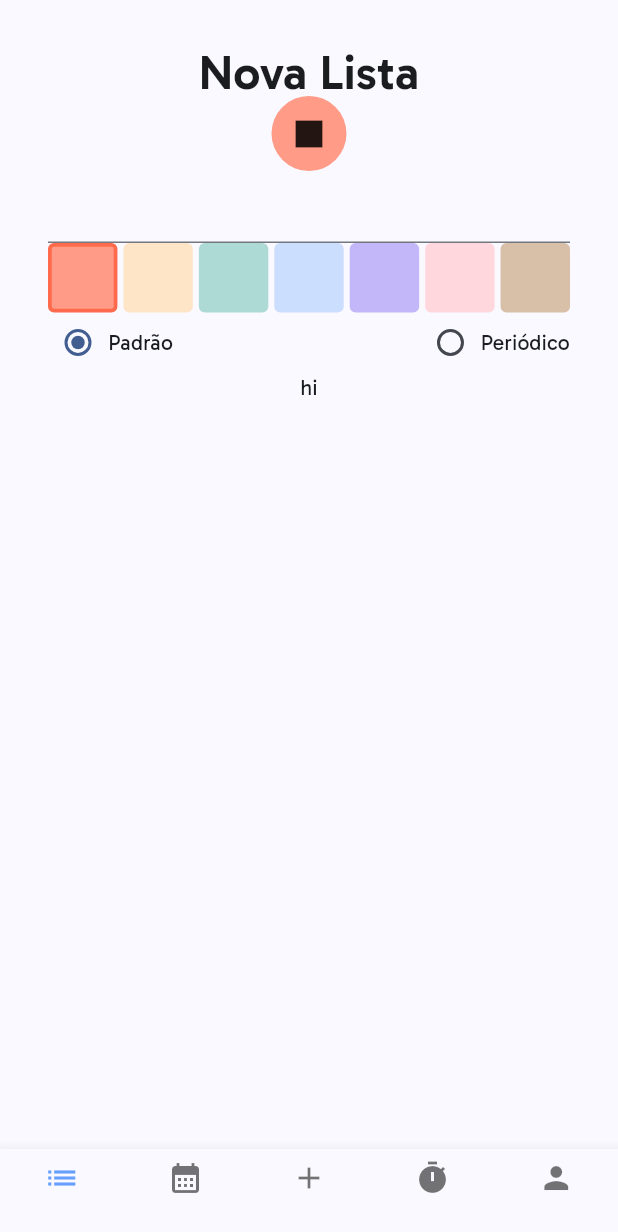
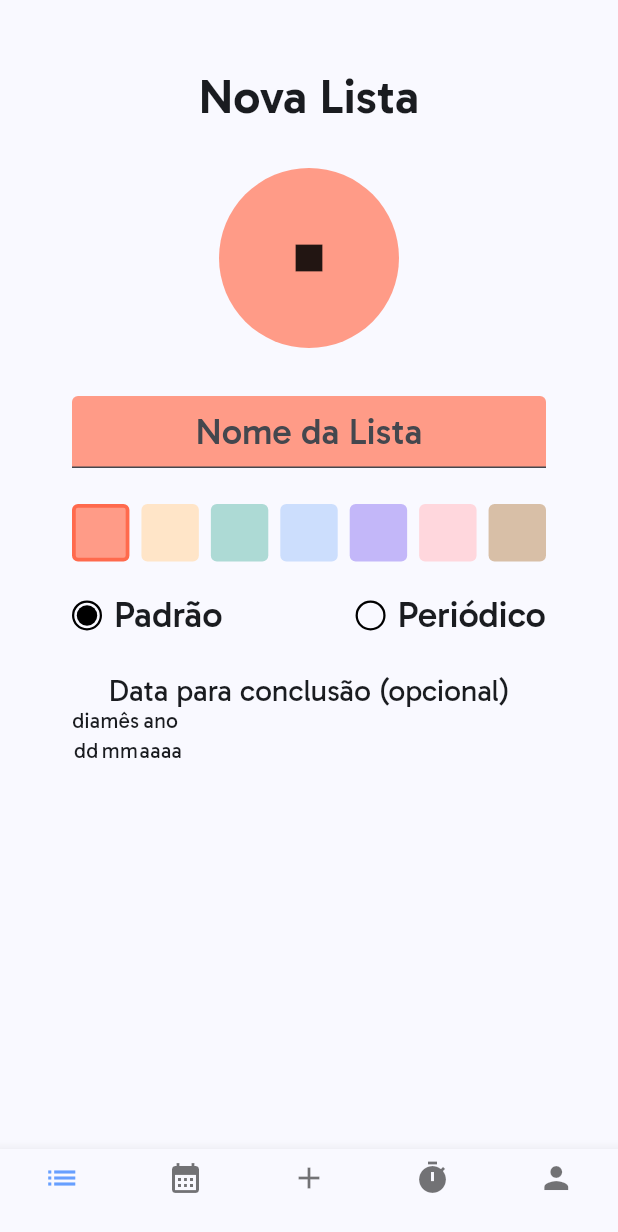
Before and after one commit to Jhowzxcv/Ristretto_front, a Flutter app: the screen it shows after launch, item 3 of the bottom bar chosen, after a tap on the "add" icon, on a phone screen of 412 x 824 dp. Shown: the top 1232 px of the screen. Run offline on Flutter 3.47's test engine with Material 3 defaults, Android fonts, the phone set to English and light mode, and no system bars; our stand-ins replace go_router.

Commit message:
more progress

```diff
--- /dev/null
+++ b/lib/core/commons/utils/date.dart
@@ -0,0 +1,43 @@
+List<String> daysOfWeek=[
+  'Domingo',
+  'Segunda-Feira',
+  'Terca-Feira',
+  'Quarta-Feira',
+  'Quinta-Feira',
+  'Sexta--Feira',
+  'Sábado',
+];
+
+List<String> months=[
+  'Janeiro',
+  'Fevereiro',
+  'Março',
+  'Abril',
+  'Maio',
+  'Junho',
+  'Julho',
+  'Agosto',
+  'Setembro',
+  'Outubro',
+  'Novembro',
+  'Dezembro',
+];
+
+String formatDeadline(DateTime deadline){
+  DateTime today=DateTime.now();
+
+  if(today.day==deadline.day)return 'Hoje';
+  if(today.add(Duration(days:1)).day==deadline.day)return 'Amanhã';
+
+  int diff=deadline.difference(today).inDays;
+  if(diff<=6){
+    int offset=today.weekday+diff;
+    if(offset>6)return daysOfWeek[offset-6];
+
+    return daysOfWeek[today.weekday];
+  }
+
+  if(today.year==deadline.year)return '${deadline.day}/${deadline.month}';
+
+  return '${deadline.day}/${deadline.month}/${deadline.year}';
+}
--- a/lib/core/models/itask.dart
+++ b/lib/core/models/itask.dart
@@ -1,6 +1,6 @@
 class ITask{
   final String title;
-  final String deadline;
+  final DateTime deadline;
   bool isComplete;
 
   ITask({
--- a/lib/features/add_list/presentation/add_list_screen.dart
+++ b/lib/features/add_list/presentation/add_list_screen.dart
@@ -1,4 +1,5 @@
 import 'package:flutter/material.dart';
+import 'package:ristretto/core/commons/widgets/the_checkbox.dart';
 import 'package:ristretto/core/themes/colors.dart';
 
 class AddListScreen extends StatefulWidget{
@@ -17,26 +18,37 @@ class _AddListScreenState extends State<AddListScreen> {
   @override
   Widget build(BuildContext context){
     return Padding(
-      padding:const EdgeInsets.all(32),
+      padding:const EdgeInsets.all(48),
       child: Column(
         children:[
           Text(
             'Nova Lista',
             style:Theme.of(context).textTheme.headlineLarge,
           ),
+          SizedBox(height:32),
           Container(
-            width:50,
-            height:50,
+            width:120,
+            height:120,
             decoration:BoxDecoration(
-              color:AppColors.listColorA,
+              color:selectedListColor.color,
               shape:BoxShape.circle,
             ),
             child:Icon(Icons.square),
           ),
-          TextField(),
+          SizedBox(height:32),
+          TextField(
+            textAlign:TextAlign.center,
+            style:Theme.of(context).textTheme.headlineMedium,
+            decoration:InputDecoration(
+              filled:true,
+              fillColor:selectedListColor.color,
+              hintText:'Nome da Lista',
+            ),
+          ),
+          SizedBox(height:24),
           Row(
             mainAxisSize:MainAxisSize.max,
-            spacing:4,
+            spacing:8,
             children:ListColor.values.map(
               (listColor)=>Expanded(
                 flex:1,
@@ -63,43 +75,103 @@ class _AddListScreenState extends State<AddListScreen> {
               ),
             ).toList(),
           ),
+          SizedBox(height:24),
           Row(
             mainAxisAlignment:MainAxisAlignment.spaceBetween,
             children:[
               Row(
+                spacing:8,
                 children:[
-                  Radio(
-                    value:ListType.normal,
-                    groupValue:selectedListType,
-                    onChanged:(value){
+                  TheCheckbox(
+                    toggleState:(){
                       setState((){
                         selectedListType=ListType.normal;
                       });
                     },
-                    materialTapTargetSize:MaterialTapTargetSize.shrinkWrap,
+                    isChecked:selectedListType==ListType.normal,
                   ),
-                  Text('Padrão'),
+                  Text('Padrão',style:Theme.of(context).textTheme.headlineMedium),
                 ],
               ),
               Row(
+                spacing:8,
                 children: [
-                  Radio(
-                    value:ListType.periodic,
-                    groupValue:selectedListType,
-                    onChanged:(value){
-                      setState(() {
+                  TheCheckbox(
+                    toggleState:(){
+                      setState((){
                         selectedListType=ListType.periodic;
                       });
                     },
-                    materialTapTargetSize:MaterialTapTargetSize.shrinkWrap,
+                    isChecked:selectedListType==ListType.periodic,
                   ),
-                  Text('Periódico'),
+                  Text('Periódico',style:Theme.of(context).textTheme.headlineMedium),
                 ],
               ),
             ],
           ),
-          if(selectedListType==ListType.normal) Text('hi')
-          else Text('bye')
+          SizedBox(height:28),
+          if(selectedListType==ListType.normal)
+            Container(
+              child:Column(
+                children:[
+                  Text(
+                    'Data para conclusão (opcional)',
+                    style:Theme.of(context).textTheme.headlineSmall,
+                  ),
+                  Row(
+                    children:[
+                      Column(
+                        children:[
+                          Text('dia'),
+                          Container(
+                            child:Text('dd'),
+                          ),
+                        ]
+                      ),
+                      Column(
+                        children:[
+                          Text('mês'),
+                          Container(
+                            child:Text('mm'),
+                          ),
+                        ]
+                      ),
+                      Column(
+                        children:[
+                          Text('ano'),
+                          Container(
+                            child:Text('aaaa'),
+                          ),
+                        ]
+                      ),
+                    ],
+                  ),
+                ],
+              ),
+            )
+          else
+            Container(
+              child:Column(
+                children:[
+                  Row(
+                    children:[
+                      Text('Repetir a cada'),
+                      // TextField(),
+                      // TextField(),
+                    ],
+                  ),
+                  Row(
+                    children:[
+                      TheCheckbox(
+                        isChecked:false,
+                        toggleState:(){},
+                      ),
+                      Text('Modo Repetição Automática'),
+                    ],
+                  ),
+                ],
+              ),
+            ),
         ],
       ),
     );
--- a/lib/features/add_task/presentation/add_task_list.dart
+++ b/lib/features/add_task/presentation/add_task_list.dart
@@ -18,7 +18,7 @@ class ListSkeleton extends StatelessWidget{
       Container(
         padding:const EdgeInsets.all(16),
         decoration:BoxDecoration(
-          borderRadius:BorderRadius.circular(6),
+          borderRadius:BorderRadius.circular(8),
           color:listSimple.color,
         ),
         child: Column(
@@ -35,7 +35,7 @@ class ListSkeleton extends StatelessWidget{
               alignment:Alignment.center,
               child: Text(
                 listSimple.title,
-                style:Theme.of(context).textTheme.titleMedium,
+                style:Theme.of(context).textTheme.headlineMedium,
               ),
             ),
           ],
--- a/lib/features/add_task/presentation/add_task_screen.dart
+++ b/lib/features/add_task/presentation/add_task_screen.dart
@@ -11,9 +11,9 @@ class AddTaskScreen extends StatelessWidget{
   @override
   Widget build(BuildContext context){
     return Padding(
-      padding:const EdgeInsets.all(16),
+      padding:const EdgeInsets.all(24),
       child: Column(
-        spacing:16,
+        spacing:30,
         children:[
           Row(
             mainAxisAlignment:MainAxisAlignment.spaceBetween,
@@ -28,23 +28,19 @@ class AddTaskScreen extends StatelessWidget{
           Expanded(
             child:GridView.count(
               crossAxisCount:2,
-              mainAxisSpacing:8,
-              crossAxisSpacing:8,
+              mainAxisSpacing:10,
+              crossAxisSpacing:10,
               children:List.generate(
                 listsSkeleton.length+1,
                 (index)=>index!=listsSkeleton.length
                   ?ListSkeleton(listsSkeleton[index])
                   :GestureDetector(
-                    onTap:(){
-                      context.go('/add-task/add-list');
-                    },
+                    onTap:()=>context.go('/add-task/add-list'),
                     child: Container(
                       color:Color(0xFFEEEEEE),
-                      child:Expanded(
-                        child: FractionallySizedBox(
-                          heightFactor:0.25,
-                          child:Icon(Icons.add,size:50),
-                        ),
+                      child: FractionallySizedBox(
+                        heightFactor:0.25,
+                        child:Icon(Icons.add,size:50),
                       ),
                     ),
                   ),
--- a/lib/features/calendar/presentation/calendar_task.dart
+++ b/lib/features/calendar/presentation/calendar_task.dart
@@ -19,7 +19,7 @@ class TodayTask extends StatelessWidget{
   @override
   Widget build(BuildContext context){
     return Container(
-      padding:const EdgeInsets.all(8),
+      padding:const EdgeInsets.all(10),
       decoration:BoxDecoration(
         color:task.color,
         borderRadius:BorderRadius.circular(8),
--- a/lib/features/tasks/presentation/tasks_list.dart
+++ b/lib/features/tasks/presentation/tasks_list.dart
@@ -19,7 +19,7 @@
     return Container(
       padding:const EdgeInsets.all(16),
       decoration:BoxDecoration(
-        borderRadius:BorderRadius.circular(6),
+        borderRadius:BorderRadius.circular(8),
         color:widget.list.color,
       ),
       child: Column(
--- a/lib/features/tasks/presentation/tasks_list_item.dart
+++ b/lib/features/tasks/presentation/tasks_list_item.dart
@@ -2,6 +2,7 @@ import 'package:flutter/material.dart';
 
 import 'package:ristretto/core/commons/widgets/the_checkbox.dart';
 
+import 'package:ristretto/core/commons/utils/date.dart';
 import 'package:ristretto/core/models/itask.dart';
 import 'package:ristretto/core/themes/colors.dart';
 
@@ -46,7 +47,7 @@ class TasksListItem extends StatelessWidget{
                 style:Theme.of(context).textTheme.headlineSmall,
               ),
               Text(
-                task.deadline,
+                formatDeadline(task.deadline),
                 style:TextStyle(
                   fontWeight:FontWeight.w400,
                   fontSize:14,
```
Also changed, not shown: lib/features/calendar/presentation/calendar_screen.dart (+10 -7 lines), lib/mock.dart (+36 -11 lines).
